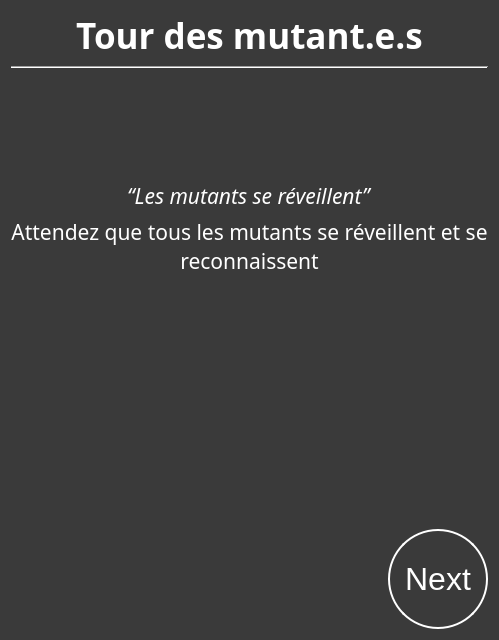
First picture: the form in SporzOBC-WAL/code/resources/Phases/Night/Mutant/turn.ui, repository Eben-Epi/SporzOBC, before the edit.
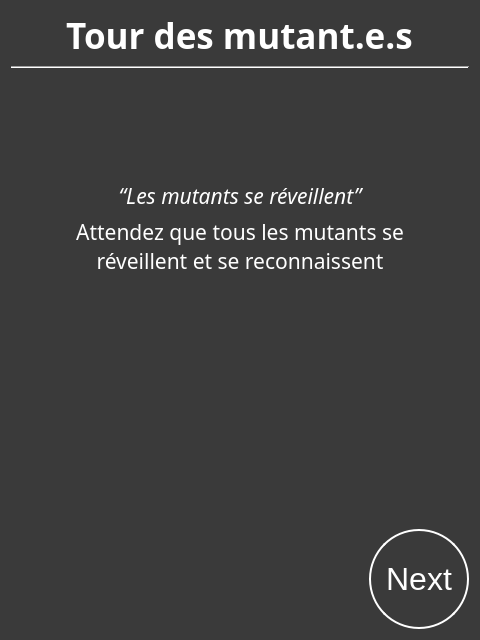
Second picture: the form after the edit.

Commit message: ADD Player methods for retrieving info + acting on states ADD GameLogicManager methods for retrieving players associatied and targeted by roles UPD flow with views (turn isn't reused for now bc of QLabel WordWrap Layout fiasco)

What changed in the file:
```diff
--- a/SporzOBC-WAL/code/resources/Phases/Night/Mutant/turn.ui
+++ b/SporzOBC-WAL/code/resources/Phases/Night/Mutant/turn.ui
@@ -10,6 +10,12 @@
     <height>640</height>
    </rect>
   </property>
+  <property name="sizePolicy">
+   <sizepolicy hsizetype="Minimum" vsizetype="Minimum">
+    <horstretch>0</horstretch>
+    <verstretch>0</verstretch>
+   </sizepolicy>
+  </property>
   <property name="windowTitle">
    <string>Form</string>
   </property>
@@ -34,6 +40,9 @@
   <layout class="QGridLayout" name="gridLayout">
    <item row="0" column="0">
     <layout class="QVBoxLayout" name="verticalLayout_2">
+     <property name="sizeConstraint">
+      <enum>QLayout::SetMinimumSize</enum>
+     </property>
      <item alignment="Qt::AlignHCenter">
       <widget class="QLabel" name="label">
        <property name="sizePolicy">
@@ -60,6 +69,9 @@
      </item>
      <item>
       <layout class="QVBoxLayout" name="verticalLayout">
+       <property name="sizeConstraint">
+        <enum>QLayout::SetMinimumSize</enum>
+       </property>
        <item>
         <widget class="Line" name="line">
          <property name="font">
@@ -87,7 +99,19 @@
         </spacer>
        </item>
        <item alignment="Qt::AlignHCenter">
-        <widget class="QLabel" name="label_2">
+        <widget class="QLabel" name="awakeOrSleepQuote">
+         <property name="sizePolicy">
+          <sizepolicy hsizetype="Fixed" vsizetype="Fixed">
+           <horstretch>0</horstretch>
+           <verstretch>0</verstretch>
+          </sizepolicy>
+         </property>
+         <property name="minimumSize">
+          <size>
+           <width>400</width>
+           <height>0</height>
+          </size>
+         </property>
          <property name="font">
           <font>
            <family>Segoe UI Light</family>
@@ -98,16 +122,31 @@
          <property name="text">
           <string>“Les mutants se réveillent”</string>
          </property>
+         <property name="textFormat">
+          <enum>Qt::PlainText</enum>
+         </property>
+         <property name="alignment">
+          <set>Qt::AlignCenter</set>
+         </property>
+         <property name="wordWrap">
+          <bool>true</bool>
+         </property>
         </widget>
        </item>
-       <item alignment="Qt::AlignHCenter|Qt::AlignVCenter">
-        <widget class="QLabel" name="label_3">
+       <item alignment="Qt::AlignHCenter">
+        <widget class="QLabel" name="awakeOrSleepHelp">
          <property name="sizePolicy">
           <sizepolicy hsizetype="Fixed" vsizetype="Fixed">
            <horstretch>0</horstretch>
            <verstretch>0</verstretch>
           </sizepolicy>
          </property>
+         <property name="minimumSize">
+          <size>
+           <width>400</width>
+           <height>0</height>
+          </size>
+         </property>
          <property name="font">
           <font>
            <family>Segoe UI Light</family>
@@ -119,6 +158,9 @@
          <property name="text">
           <string>Attendez que tous les mutants se réveillent et se reconnaissent</string>
          </property>
+         <property name="textFormat">
+          <enum>Qt::PlainText</enum>
+         </property>
          <property name="alignment">
           <set>Qt::AlignCenter</set>
          </property>
@@ -140,8 +182,20 @@
          </property>
         </spacer>
        </item>
-       <item>
+       <item alignment="Qt::AlignHCenter">
         <widget class="QLabel" name="aliveMutants">
+         <property name="sizePolicy">
+          <sizepolicy hsizetype="Fixed" vsizetype="Fixed">
+           <horstretch>0</horstretch>
+           <verstretch>0</verstretch>
+          </sizepolicy>
+         </property>
+         <property name="minimumSize">
+          <size>
+           <width>400</width>
+           <height>0</height>
+          </size>
+         </property>
          <property name="font">
           <font>
            <family>Segoe UI Light</family>
@@ -154,6 +208,9 @@
          <property name="text">
           <string/>
          </property>
+         <property name="textFormat">
+          <enum>Qt::PlainText</enum>
+         </property>
          <property name="alignment">
           <set>Qt::AlignCenter</set>
          </property>
```
The commit also changes 32 other files.
